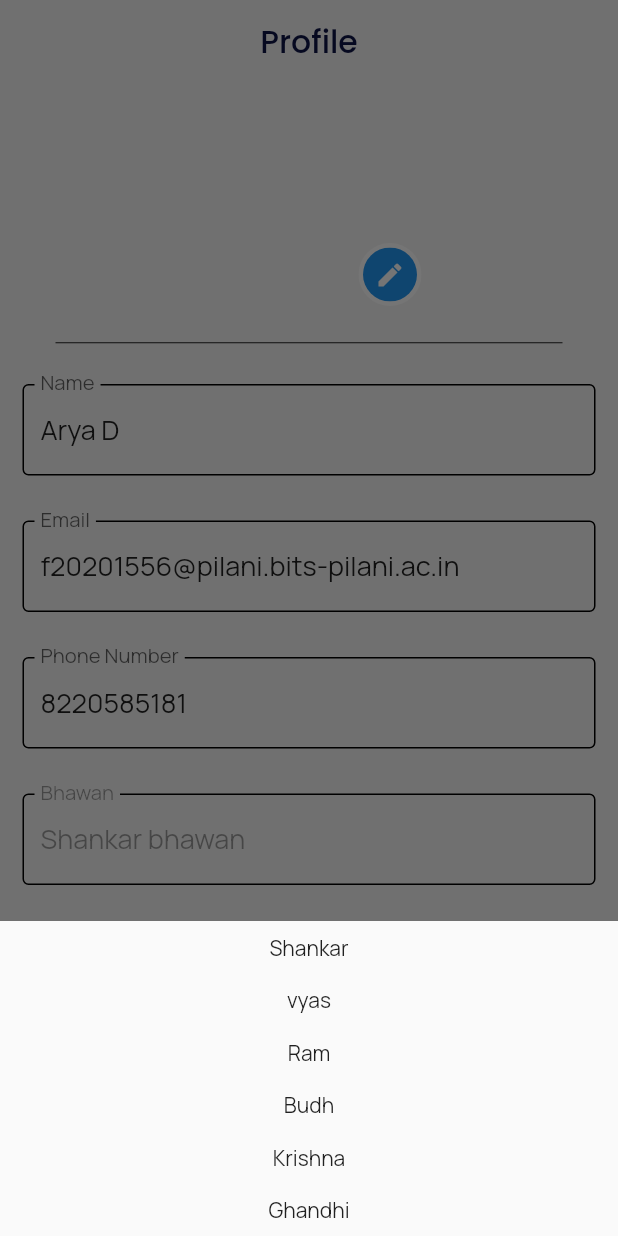
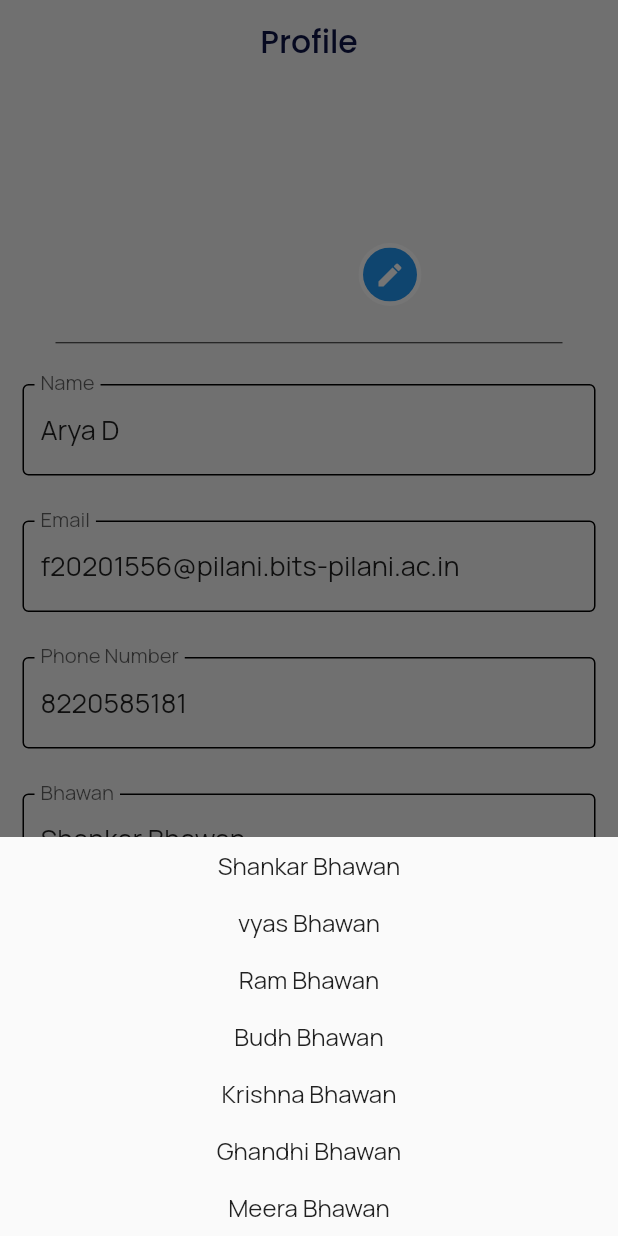
Before and after one commit to aryad-16/BitsShop, a Flutter app: the ProfileScreen screen opened directly, after a tap on "Bhawan", on a phone screen of 412 x 824 dp. Run offline on Flutter 3.47's test engine with Material 2 defaults, Android fonts, the phone set to English and light mode, and no system bars; our stand-ins replace auto_size_text, carousel_slider, firebase_auth, firebase_core, flutter_svg, google_fonts and 3 more; missing offline and left inert: awesome_dropdown; accounts and stored records are empty; network calls fail.

Commit message:
profile screen bug fixed

```diff
--- a/lib/screens/bottom_nav_bar_screen.dart
+++ b/lib/screens/bottom_nav_bar_screen.dart
@@ -5,8 +5,8 @@ import 'package:login_singup_screen_ui/screens/main%20screens/home%20screen/sear
 import 'package:login_singup_screen_ui/widgets/animated_indexed_stack.dart';
 
 import 'main screens/New Ad Screen/new_ad_screen.dart';
+import 'main screens/Profile Screen/profile_screen.dart';
 import 'main screens/home screen/home_screen.dart';
-import 'main screens/profile_screen.dart';
 
 class MainScreen extends StatefulWidget {
   const MainScreen({Key? key}) : super(key: key);
--- a/lib/screens/main screens/profile_screen.dart
+++ b/lib/screens/main screens/Profile Screen/profile_screen.dart
@@ -14,18 +14,17 @@ class _ProfileScreenState extends State<ProfileScreen> {
     FocusNode nameFocusNode = FocusNode();
     FocusNode emailFocusNode = FocusNode();
     FocusNode phoneNumberFocusNode = FocusNode();
-    FocusNode bhawanFocusNode = FocusNode();
     FocusNode roomNoFocusNode = FocusNode();
-    String _bhawanName = 'Shankar bhawan';
     TextEditingController bhawanNameController =
-        TextEditingController(text: _bhawanName);
+        TextEditingController(text: 'Shankar Bhawan');
     final List<String> _bhawanNames = [
-      'Shankar',
-      'vyas',
-      'Ram',
-      'Budh',
-      'Krishna',
-      'Ghandhi'
+      'Shankar Bhawan',
+      'vyas Bhawan',
+      'Ram Bhawan',
+      'Budh Bhawan',
+      'Krishna Bhawan',
+      'Ghandhi Bhawan',
+      'Meera Bhawan'
     ];
     _fieldFocusChange(
         BuildContext context, FocusNode currentFocus, FocusNode nextFocus) {
@@ -41,9 +40,7 @@ class _ProfileScreenState extends State<ProfileScreen> {
           itemBuilder: (_, index) {
             return GestureDetector(
               onTap: () {
-                setState(() {
-                  _bhawanName = _bhawanNames[index];
-                });
+                bhawanNameController.text = _bhawanNames[index];
                 Navigator.of(context).pop();
               },
               child: Container(
@@ -53,7 +50,7 @@ class _ProfileScreenState extends State<ProfileScreen> {
                   textAlign: TextAlign.center,
                   style: const TextStyle(
                     fontFamily: 'ManRope Regular',
-                    fontSize: 14,
+                    fontSize: 16,
                   ),
                 ),
               ),
@@ -198,39 +195,33 @@ class _ProfileScreenState extends State<ProfileScreen> {
                     controller: TextEditingController()..text = '8220585181',
                     keyboardType: TextInputType.phone,
                     textInputAction: TextInputAction.next,
-                    // onSubmitted: (_) {
-                    //   _fieldFocusChange(
-                    //       context, phoneNumberFocusNode, roomNoFocusNode);
-                    // },
+                    onSubmitted: (_) {
+                      _fieldFocusChange(
+                          context, phoneNumberFocusNode, roomNoFocusNode);
+                    },
                   ),
                 ),
-                GestureDetector(
+                Padding(
+                  padding: const EdgeInsets.symmetric(vertical: 15),
+                  child: InkWell(
                     onTap: () => _showModalSheet(),
-                  child: Padding(
-                    padding: const EdgeInsets.symmetric(vertical: 15),
+                    child: IgnorePointer(
                       child: TextField(
-                      focusNode: bhawanFocusNode,
                         decoration: const InputDecoration(
                           border: OutlineInputBorder(),
                           enabledBorder: OutlineInputBorder(),
                           disabledBorder: OutlineInputBorder(),
                           labelText: 'Bhawan',
-                        contentPadding:
-                            EdgeInsets.symmetric(vertical: 18, horizontal: 12),
+                          contentPadding: EdgeInsets.symmetric(
+                              vertical: 18, horizontal: 12),
                           isDense: true,
                         ),
-                      enabled: false,
                         style: const TextStyle(
                           fontFamily: 'ManRope Regular',
                           fontSize: 18,
                         ),
                         controller: bhawanNameController,
-                      keyboardType: TextInputType.name,
-                      textInputAction: TextInputAction.next,
-                      onSubmitted: (_) {
-                        _fieldFocusChange(
-                            context, bhawanFocusNode, roomNoFocusNode);
-                      },
+                      ),
                     ),
                   ),
                 ),
```
Also changed, not shown: pubspec.lock. Lines whose indentation alone changed are shown as unchanged.
